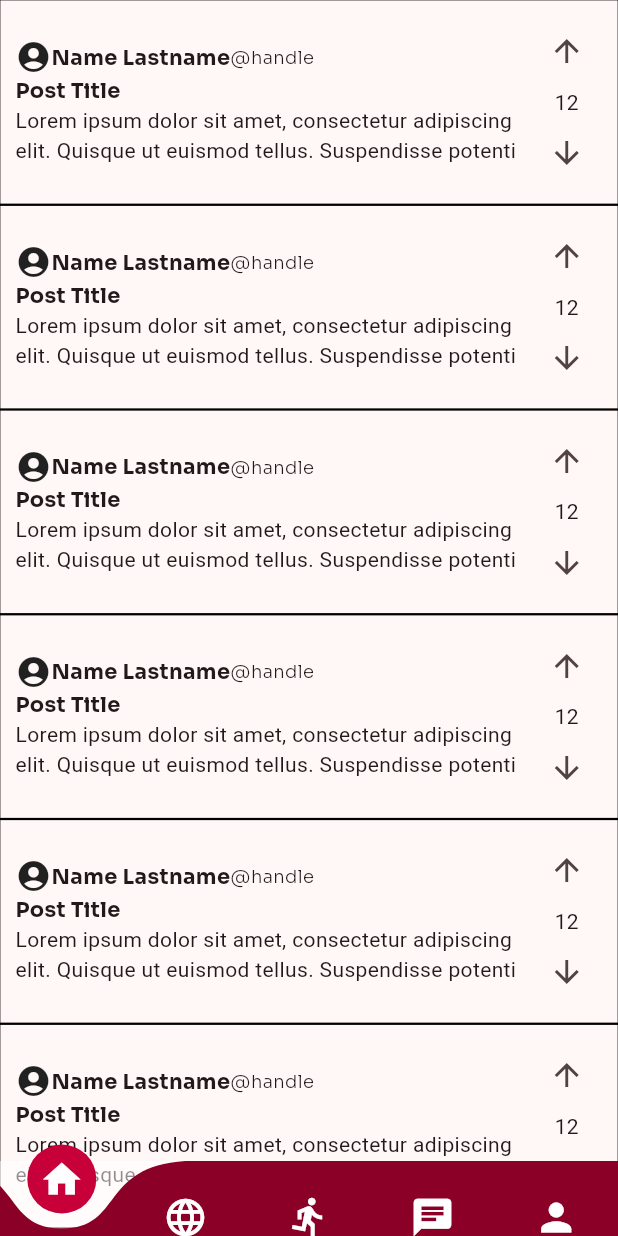
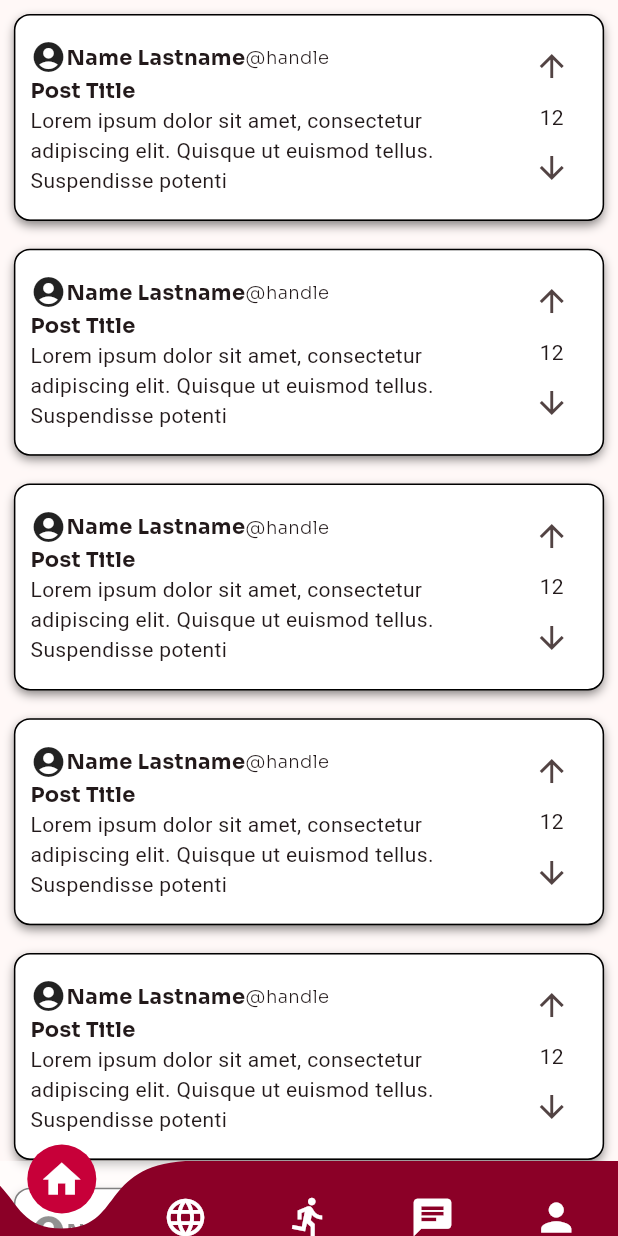
Before and after one commit to Sonya-c/sportlingo, a Flutter app: the screen it shows after launch, swiped to page 2, on a phone screen of 412 x 824 dp. Run offline on Flutter 3.47's test engine with Material 2 defaults, Android fonts, the light colour scheme and no system bars; drawn by our look-alikes of curved_navigation_bar; our stand-ins replace email_validator, flutter_svg, get, google_fonts, loggy, percent_indicator.

```diff
--- a/lib/ui/widgets/posts/post_card.dart
+++ b/lib/ui/widgets/posts/post_card.dart
@@ -7,8 +7,18 @@ class PostCard extends StatelessWidget {
   @override
   Widget build(BuildContext context) {
     return Container(
+      margin: const EdgeInsets.all(10),
       decoration: BoxDecoration(
+        color: Colors.white,
+        borderRadius: BorderRadius.circular(10),
         border: Border.all(color: Colors.black, strokeAlign: .5),
+        boxShadow: [
+          BoxShadow(
+            color: Colors.black.withOpacity(0.5),
+            blurRadius: 5,
+            offset: const Offset(0, 3),
+          )
+        ],
       ),
       padding: const EdgeInsets.all(10),
       child: Row(
--- a/pubspec.yaml
+++ b/pubspec.yaml
@@ -41,6 +41,7 @@ dependencies:
   email_validator: ^2.1.17
   curved_navigation_bar: ^1.0.3
   percent_indicator: ^4.2.3
+  flutter_svg: ^2.0.9
 
 dev_dependencies:
   flutter_test:
@@ -63,7 +64,8 @@ flutter:
   # included with your application, so that you can use the icons in
   # the material Icons class.
   uses-material-design: true
-
+  assets:
+    - assets/run_logo.svg
   # To add assets to your application, add an assets section, like this:
   # assets:
   #   - images/a_dot_burr.jpeg
```
Also changed, not shown: lib/ui/pages/content/run/run_page.dart (+13 -1 lines), assets/run_logo.svg (added), pubspec.lock.
